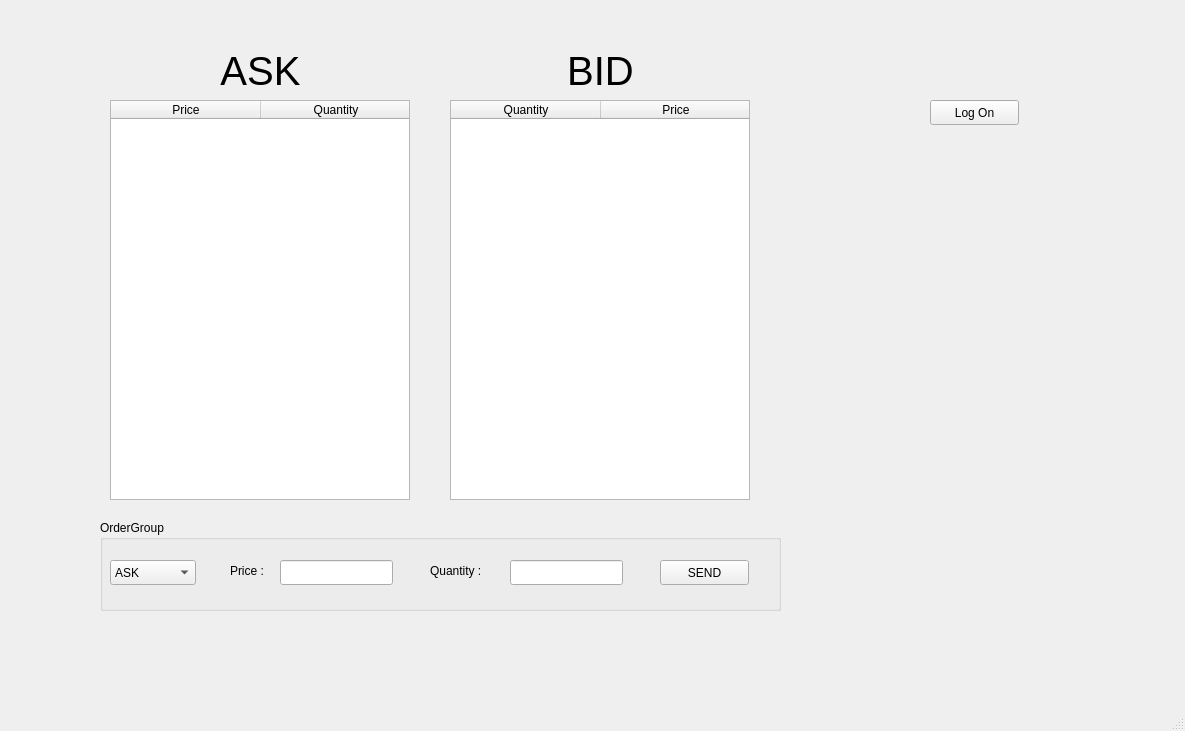
This is src/Client/GUI/FinanceUI.ui in gabirel1/Epitech-Principe-financier-de-base-et-architecture as Qt 5 draws it before an edit. The edited form follows.
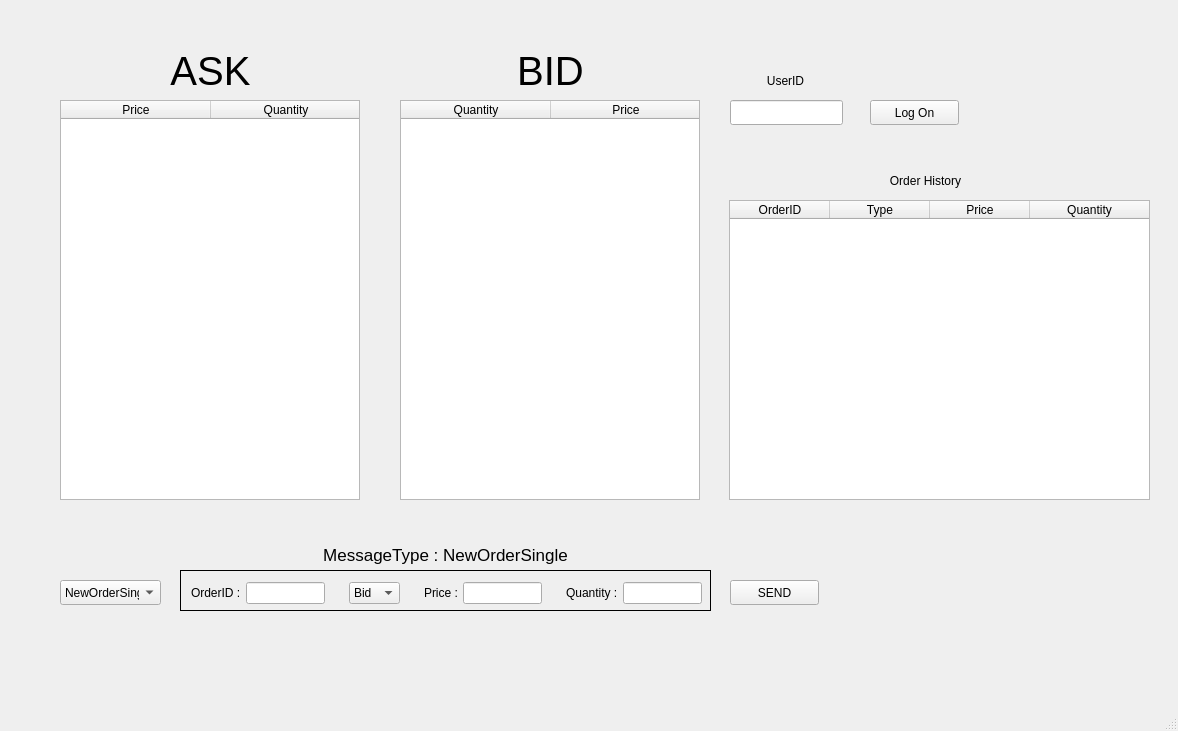
This is the edited form. Icons and pictures are not drawn.

Commit message: orderHistory working && front for NewOrderSingle, OrderCancelRequest, OrderCancelReplaceRequest

What changed in the file:
```diff
--- a/src/Client/GUI/FinanceUI.ui
+++ b/src/Client/GUI/FinanceUI.ui
@@ -2,11 +2,14 @@
 <ui version="4.0">
  <class>MainWindow</class>
  <widget class="QMainWindow" name="MainWindow">
+  <property name="enabled">
+   <bool>true</bool>
+  </property>
   <property name="geometry">
    <rect>
     <x>0</x>
     <y>0</y>
-    <width>1185</width>
+    <width>1178</width>
     <height>731</height>
    </rect>
   </property>
@@ -29,6 +32,12 @@
     <height>50</height>
    </size>
   </property>
+  <property name="documentMode">
+   <bool>false</bool>
+  </property>
+  <property name="tabShape">
+   <enum>QTabWidget::Rounded</enum>
+  </property>
   <widget class="QWidget" name="centralwidget">
    <widget class="QTableWidget" name="askTable">
     <property name="enabled">
@@ -36,7 +45,7 @@
     </property>
     <property name="geometry">
      <rect>
-      <x>110</x>
+      <x>60</x>
       <y>100</y>
       <width>300</width>
       <height>400</height>
@@ -68,7 +77,7 @@
    <widget class="QTableWidget" name="bidTable">
     <property name="geometry">
      <rect>
-      <x>450</x>
+      <x>400</x>
       <y>100</y>
       <width>300</width>
       <height>400</height>
@@ -100,7 +109,7 @@
    <widget class="QLabel" name="ASK">
     <property name="geometry">
      <rect>
-      <x>220</x>
+      <x>170</x>
       <y>50</y>
       <width>81</width>
       <height>41</height>
@@ -121,7 +130,7 @@
    <widget class="QLabel" name="BID">
     <property name="geometry">
      <rect>
-      <x>560</x>
+      <x>510</x>
       <y>50</y>
       <width>81</width>
       <height>41</height>
@@ -139,102 +148,10 @@
      <set>Qt::AlignCenter</set>
     </property>
    </widget>
-   <widget class="QGroupBox" name="OrderGroup">
+   <widget class="QPushButton" name="btn_log">
     <property name="geometry">
      <rect>
-      <x>100</x>
-      <y>520</y>
-      <width>681</width>
-      <height>91</height>
-     </rect>
-    </property>
-    <property name="title">
-     <string>OrderGroup</string>
-    </property>
-    <widget class="QPushButton" name="btn_sendOrder">
-     <property name="geometry">
-      <rect>
-       <x>560</x>
-       <y>40</y>
-       <width>89</width>
-       <height>25</height>
-      </rect>
-     </property>
-     <property name="text">
-      <string>SEND</string>
-     </property>
-    </widget>
-    <widget class="QLabel" name="quantity">
-     <property name="geometry">
-      <rect>
-       <x>330</x>
-       <y>40</y>
-       <width>71</width>
-       <height>21</height>
-      </rect>
-     </property>
-     <property name="text">
-      <string>Quantity :</string>
-     </property>
-    </widget>
-    <widget class="QLineEdit" name="priceValue">
-     <property name="geometry">
-      <rect>
-       <x>180</x>
-       <y>40</y>
-       <width>113</width>
-       <height>25</height>
-      </rect>
-     </property>
-    </widget>
-    <widget class="QLabel" name="price">
-     <property name="geometry">
-      <rect>
-       <x>130</x>
-       <y>40</y>
-       <width>51</width>
-       <height>21</height>
-      </rect>
-     </property>
-     <property name="text">
-      <string>Price :</string>
-     </property>
-    </widget>
-    <widget class="QComboBox" name="orderType">
-     <property name="geometry">
-      <rect>
-       <x>10</x>
-       <y>40</y>
-       <width>86</width>
-       <height>25</height>
-      </rect>
-     </property>
-     <item>
-      <property name="text">
-       <string>ASK</string>
-      </property>
-     </item>
-     <item>
-      <property name="text">
-       <string>BID</string>
-      </property>
-     </item>
-    </widget>
-    <widget class="QLineEdit" name="quantityValue">
-     <property name="geometry">
-      <rect>
-       <x>410</x>
-       <y>40</y>
-       <width>113</width>
-       <height>25</height>
-      </rect>
-     </property>
-    </widget>
-   </widget>
-   <widget class="QPushButton" name="btn_logOn">
-    <property name="geometry">
-     <rect>
-      <x>930</x>
+      <x>870</x>
       <y>100</y>
       <width>89</width>
       <height>25</height>
@@ -244,6 +161,564 @@
      <string>Log On</string>
     </property>
    </widget>
+   <widget class="QComboBox" name="messageType">
+    <property name="geometry">
+     <rect>
+      <x>60</x>
+      <y>580</y>
+      <width>101</width>
+      <height>25</height>
+     </rect>
+    </property>
+    <property name="currentIndex">
+     <number>0</number>
+    </property>
+    <property name="frame">
+     <bool>true</bool>
+    </property>
+    <item>
+     <property name="text">
+      <string>NewOrderSingle</string>
+     </property>
+    </item>
+    <item>
+     <property name="text">
+      <string>NewOrderList</string>
+     </property>
+    </item>
+    <item>
+     <property name="text">
+      <string>OrderCancelRequest</string>
+     </property>
+    </item>
+    <item>
+     <property name="text">
+      <string>OrderCancelReplaceRequest</string>
+     </property>
+    </item>
+    <item>
+     <property name="text">
+      <string>OrderStatusRequest</string>
+     </property>
+    </item>
+    <item>
+     <property name="text">
+      <string>MarketDataRequest</string>
+     </property>
+    </item>
+    <item>
+     <property name="text">
+      <string>HeartBeat</string>
+     </property>
+    </item>
+   </widget>
+   <widget class="QStackedWidget" name="messageTypeWidgetList">
+    <property name="enabled">
+     <bool>true</bool>
+    </property>
+    <property name="geometry">
+     <rect>
+      <x>180</x>
+      <y>570</y>
+      <width>531</width>
+      <height>41</height>
+     </rect>
+    </property>
+    <property name="frameShape">
+     <enum>QFrame::Box</enum>
+    </property>
+    <property name="frameShadow">
+     <enum>QFrame::Plain</enum>
+    </property>
+    <property name="currentIndex">
+     <number>3</number>
+    </property>
+    <widget class="QWidget" name="NewOrderSinglePage">
+     <widget class="QWidget" name="horizontalLayoutWidget">
+      <property name="geometry">
+       <rect>
+        <x>10</x>
+        <y>0</y>
+        <width>511</width>
+        <height>41</height>
+       </rect>
+      </property>
+      <layout class="QHBoxLayout" name="horizontalLayout">
+       <property name="spacing">
+        <number>5</number>
+       </property>
+       <property name="sizeConstraint">
+        <enum>QLayout::SetDefaultConstraint</enum>
+       </property>
+       <property name="topMargin">
+        <number>3</number>
+       </property>
+       <item>
+        <widget class="QComboBox" name="orderType_NewOrderSingle">
+         <item>
+          <property name="text">
+           <string>Bid</string>
+          </property>
+         </item>
+         <item>
+          <property name="text">
+           <string>Ask</string>
+          </property>
+         </item>
+        </widget>
+       </item>
+       <item>
+        <spacer name="horizontalSpacer">
+         <property name="orientation">
+          <enum>Qt::Horizontal</enum>
+         </property>
+         <property name="sizeHint" stdset="0">
+          <size>
+           <width>40</width>
+           <height>20</height>
+          </size>
+         </property>
+        </spacer>
+       </item>
+       <item>
+        <widget class="QLabel" name="lab_price_NewOrderSingle">
+         <property name="text">
+          <string>Price :</string>
+         </property>
+        </widget>
+       </item>
+       <item>
+        <widget class="QLineEdit" name="priceValue_NewOrderSingle">
+         <property name="maximumSize">
+          <size>
+           <width>100</width>
+           <height>16777215</height>
+          </size>
+         </property>
+        </widget>
+       </item>
+       <item>
+        <spacer name="horizontalSpacer_2">
+         <property name="orientation">
+          <enum>Qt::Horizontal</enum>
+         </property>
+         <property name="sizeHint" stdset="0">
+          <size>
+           <width>40</width>
+           <height>20</height>
+          </size>
+         </property>
+        </spacer>
+       </item>
+       <item>
+        <widget class="QLabel" name="lab_quantity_NewOrderSingle">
+         <property name="text">
+          <string>Quantity :</string>
+         </property>
+        </widget>
+       </item>
+       <item>
+        <widget class="QLineEdit" name="quantityValue_NewOrderSingle">
+         <property name="maximumSize">
+          <size>
+           <width>100</width>
+           <height>16777215</height>
+          </size>
+         </property>
+        </widget>
+       </item>
+      </layout>
+     </widget>
+    </widget>
+    <widget class="QWidget" name="NewOrderListPage">
+     <widget class="QWidget" name="horizontalLayoutWidget_2">
+      <property name="geometry">
+       <rect>
+        <x>10</x>
+        <y>0</y>
+        <width>511</width>
+        <height>41</height>
+       </rect>
+      </property>
+      <layout class="QHBoxLayout" name="horizontalLayout_2">
+       <property name="spacing">
+        <number>5</number>
+       </property>
+       <property name="sizeConstraint">
+        <enum>QLayout::SetDefaultConstraint</enum>
+       </property>
+       <property name="topMargin">
+        <number>3</number>
+       </property>
+       <item>
+        <widget class="QComboBox" name="orderType__NewOrderList">
+         <item>
+          <property name="text">
+           <string>Bid</string>
+          </property>
+         </item>
+         <item>
+          <property name="text">
+           <string>Ask</string>
+          </property>
+         </item>
+        </widget>
+       </item>
+       <item>
+        <spacer name="horizontalSpacer_3">
+         <property name="orientation">
+          <enum>Qt::Horizontal</enum>
+         </property>
+         <property name="sizeHint" stdset="0">
+          <size>
+           <width>40</width>
+           <height>20</height>
+          </size>
+         </property>
+        </spacer>
+       </item>
+       <item>
+        <widget class="QLabel" name="lab_price_NewOrderList">
+         <property name="text">
+          <string>Price :</string>
+         </property>
+        </widget>
+       </item>
+       <item>
+        <widget class="QLineEdit" name="priceValue_NewOrderList">
+         <property name="maximumSize">
+          <size>
+           <width>100</width>
+           <height>16777215</height>
+          </size>
+         </property>
+        </widget>
+       </item>
+       <item>
+        <spacer name="horizontalSpacer_4">
+         <property name="orientation">
+          <enum>Qt::Horizontal</enum>
+         </property>
+         <property name="sizeHint" stdset="0">
+          <size>
+           <width>40</width>
+           <height>20</height>
+          </size>
+         </property>
+        </spacer>
+       </item>
+       <item>
+        <widget class="QLabel" name="lab_quantity_NewOrderList">
+         <property name="text">
+          <string>Quantity :</string>
+         </property>
+        </widget>
+       </item>
+       <item>
+        <widget class="QLineEdit" name="quantityValue_NewOrderList">
+         <property name="maximumSize">
+          <size>
+           <width>100</width>
+           <height>16777215</height>
+          </size>
+         </property>
+        </widget>
+       </item>
+      </layout>
+     </widget>
+    </widget>
+    <widget class="QWidget" name="OrderCancelRequestPage">
+     <widget class="QWidget" name="horizontalLayoutWidget_3">
+      <property name="geometry">
+       <rect>
+        <x>10</x>
+        <y>0</y>
+        <width>171</width>
+        <height>41</height>
+       </rect>
+      </property>
+      <layout class="QHBoxLayout" name="horizontalLayout_4">
+       <property name="spacing">
+        <number>5</number>
+       </property>
+       <property name="sizeConstraint">
+        <enum>QLayout::SetDefaultConstraint</enum>
+       </property>
+       <property name="topMargin">
+        <number>3</number>
+       </property>
+       <item>
+        <widget class="QLabel" name="lab_orderID_OrderCancel">
+         <property name="text">
+          <string>OrderID :</string>
+         </property>
+        </widget>
+       </item>
+       <item>
+        <widget class="QLineEdit" name="orderIDValue_OrderCancel">
+         <property name="maximumSize">
+          <size>
+           <width>100</width>
+           <height>16777215</height>
+          </size>
+         </property>
+        </widget>
+       </item>
+      </layout>
+     </widget>
+    </widget>
+    <widget class="QWidget" name="OrderCancelReplaceRequestPage">
+     <widget class="QWidget" name="horizontalLayoutWidget_4">
+      <property name="geometry">
+       <rect>
+        <x>10</x>
+        <y>0</y>
+        <width>511</width>
+        <height>41</height>
+       </rect>
+      </property>
+      <layout class="QHBoxLayout" name="horizontalLayout_5">
+       <property name="spacing">
+        <number>5</number>
+       </property>
+       <property name="sizeConstraint">
+        <enum>QLayout::SetDefaultConstraint</enum>
+       </property>
+       <property name="topMargin">
+        <number>3</number>
+       </property>
+       <item>
+        <widget class="QLabel" name="lab_OrderID_OrderCancelReplace">
+         <property name="text">
+          <string>OrderID :</string>
+         </property>
+        </widget>
+       </item>
+       <item>
+        <widget class="QLineEdit" name="orderIDValue_OrderCancelReplace">
+         <property name="maximumSize">
+          <size>
+           <width>100</width>
+           <height>16777215</height>
+          </size>
+         </property>
+        </widget>
+       </item>
+       <item>
+        <spacer name="horizontalSpacer_7">
+         <property name="orientation">
+          <enum>Qt::Horizontal</enum>
+         </property>
+         <property name="sizeHint" stdset="0">
+          <size>
+           <width>40</width>
+           <height>20</height>
+          </size>
+         </property>
+        </spacer>
+       </item>
+       <item>
+        <widget class="QComboBox" name="orderType_OrderCancelReplace">
+         <item>
+          <property name="text">
+           <string>Bid</string>
+          </property>
+         </item>
+         <item>
+          <property name="text">
+           <string>Ask</string>
+          </property>
+         </item>
+        </widget>
+       </item>
+       <item>
+        <spacer name="horizontalSpacer_9">
+         <property name="orientation">
+          <enum>Qt::Horizontal</enum>
+         </property>
+         <property name="sizeHint" stdset="0">
+          <size>
+           <width>40</width>
+           <height>20</height>
+          </size>
+         </property>
+        </spacer>
+       </item>
+       <item>
+        <widget class="QLabel" name="lab_price_OrderCancelReplace">
+         <property name="text">
+          <string>Price :</string>
+         </property>
+        </widget>
+       </item>
+       <item>
+        <widget class="QLineEdit" name="priceValue_OrderCancelReplace">
+         <property name="maximumSize">
+          <size>
+           <width>100</width>
+           <height>16777215</height>
+          </size>
+         </property>
+        </widget>
+       </item>
+       <item>
+        <spacer name="horizontalSpacer_8">
+         <property name="orientation">
+          <enum>Qt::Horizontal</enum>
+         </property>
+         <property name="sizeHint" stdset="0">
+          <size>
+           <width>40</width>
+           <height>20</height>
+          </size>
+         </property>
+        </spacer>
+       </item>
+       <item>
+        <widget class="QLabel" name="lab_quantity_OrderCancelReplace">
+         <property name="text">
+          <string>Quantity :</string>
+         </property>
+        </widget>
+       </item>
+       <item>
+        <widget class="QLineEdit" name="quantityValue_OrderCancelReplace">
+         <property name="maximumSize">
+          <size>
+           <width>100</width>
+           <height>16777215</height>
+          </size>
+         </property>
+        </widget>
+       </item>
+      </layout>
+     </widget>
+    </widget>
+   </widget>
+   <widget class="QLineEdit" name="userIdValue">
+    <property name="geometry">
+     <rect>
+      <x>730</x>
+      <y>100</y>
+      <width>113</width>
+      <height>25</height>
+     </rect>
+    </property>
+   </widget>
+   <widget class="QLabel" name="userId">
+    <property name="geometry">
+     <rect>
+      <x>730</x>
+      <y>70</y>
+      <width>111</width>
+      <height>21</height>
+     </rect>
+    </property>
+    <property name="text">
+     <string>UserID</string>
+    </property>
+    <property name="alignment">
+     <set>Qt::AlignCenter</set>
+    </property>
+   </widget>
+   <widget class="QLabel" name="lab_orderHistory">
+    <property name="geometry">
+     <rect>
+      <x>750</x>
+      <y>170</y>
+      <width>351</width>
+      <height>21</height>
+     </rect>
+    </property>
+    <property name="text">
+     <string>Order History</string>
+    </property>
+    <property name="alignment">
+     <set>Qt::AlignCenter</set>
+    </property>
+   </widget>
+   <widget class="QPushButton" name="btn_send">
+    <property name="geometry">
+     <rect>
+      <x>730</x>
+      <y>580</y>
+      <width>89</width>
+      <height>25</height>
+     </rect>
+    </property>
+    <property name="text">
+     <string>SEND</string>
+    </property>
+   </widget>
+   <widget class="QTableWidget" name="orderHistory">
+    <property name="geometry">
+     <rect>
+      <x>729</x>
+      <y>200</y>
+      <width>421</width>
+      <height>300</height>
+     </rect>
+    </property>
+    <property name="verticalScrollBarPolicy">
+     <enum>Qt::ScrollBarAsNeeded</enum>
+    </property>
+    <property name="horizontalScrollBarPolicy">
+     <enum>Qt::ScrollBarAlwaysOff</enum>
+    </property>
+    <property name="sizeAdjustPolicy">
+     <enum>QAbstractScrollArea::AdjustToContentsOnFirstShow</enum>
+    </property>
+    <attribute name="horizontalHeaderStretchLastSection">
+     <bool>true</bool>
+    </attribute>
+    <attribute name="verticalHeaderVisible">
+     <bool>false</bool>
+    </attribute>
+    <column>
+     <property name="text">
+      <string>OrderID</string>
+     </property>
+    </column>
+    <column>
+     <property name="text">
+      <string>Type</string>
+     </property>
+    </column>
+    <column>
+     <property name="text">
+      <string>Price</string>
+     </property>
+    </column>
+    <column>
+     <property name="text">
+      <string>Quantity</string>
+     </property>
+    </column>
+   </widget>
+   <widget class="QLabel" name="lab_messageType">
+    <property name="geometry">
+     <rect>
+      <x>180</x>
+      <y>539</y>
+      <width>531</width>
+      <height>31</height>
+     </rect>
+    </property>
+    <property name="font">
+     <font>
+      <pointsize>13</pointsize>
+     </font>
+    </property>
+    <property name="text">
+     <string>MessageType : NewOrderSingle</string>
+    </property>
+    <property name="textFormat">
+     <enum>Qt::PlainText</enum>
+    </property>
+    <property name="alignment">
+     <set>Qt::AlignCenter</set>
+    </property>
+   </widget>
   </widget>
   <widget class="QMenuBar" name="menubar">
    <property name="geometry">
```
Left out of the diff: 6 changed lines with no effect on the pictures. The commit also changes 5 other files.
